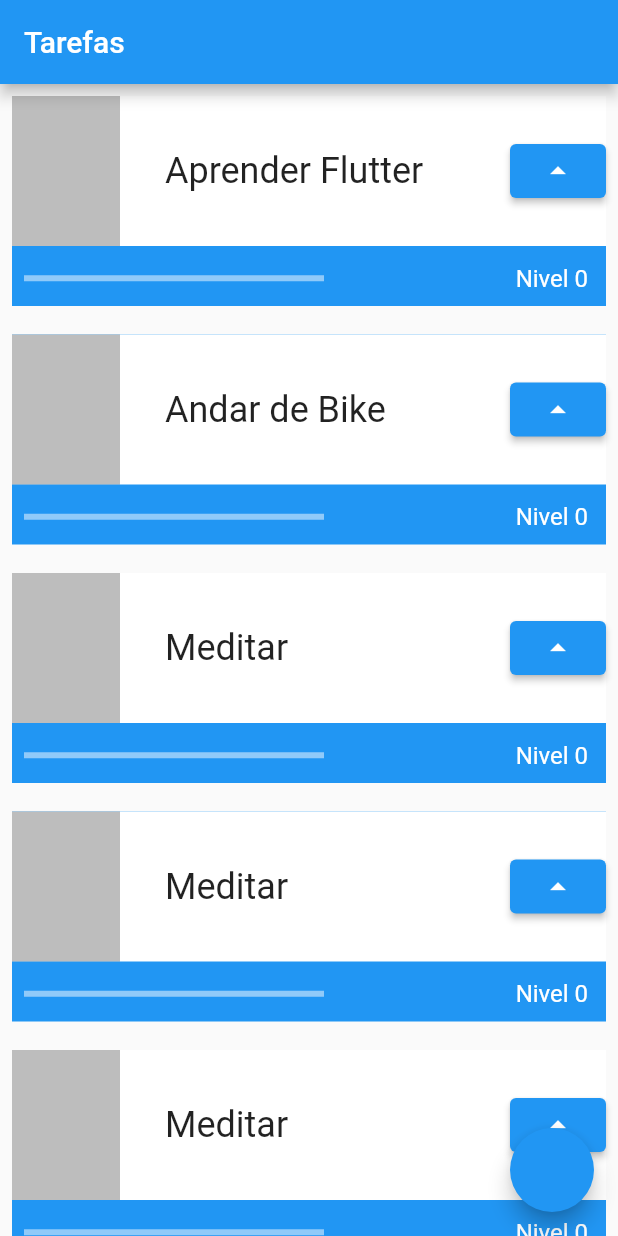
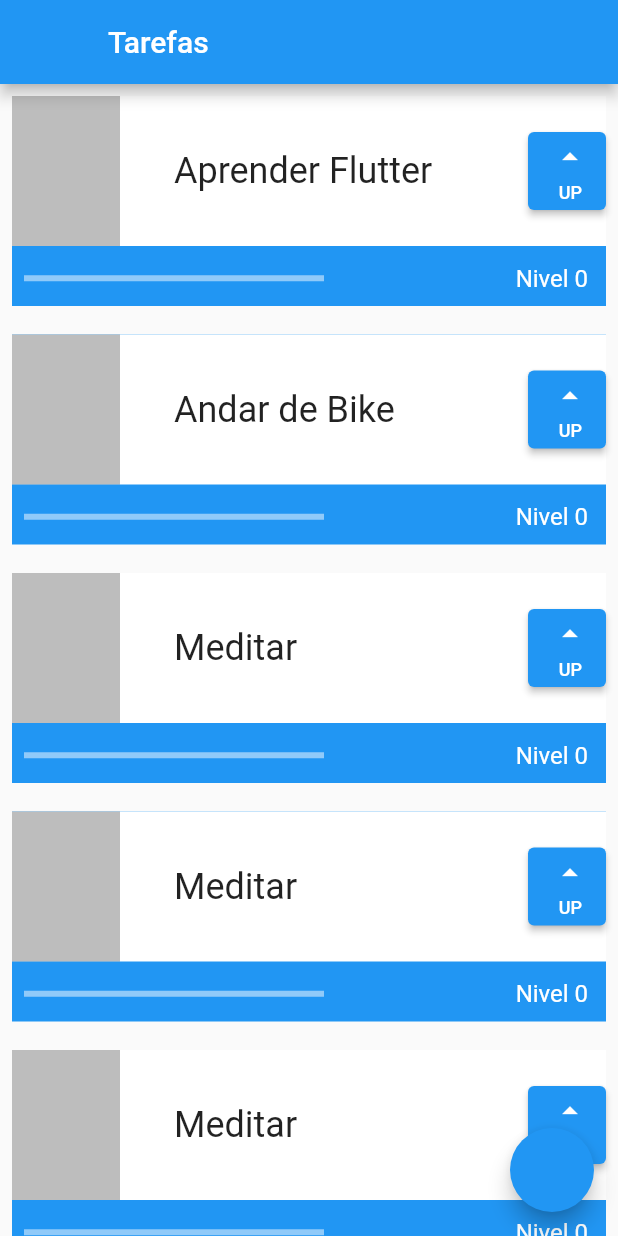
Before and after one commit to alissonKr/Flutter-Project, a Flutter app: the screen it shows after launch, on a phone screen of 412 x 824 dp. Run offline on Flutter 3.47's test engine with Material 2 defaults, Android fonts, the phone set to English and light mode, and no system bars.

Commit message:
hot reload and restart

```diff
--- a/lib/main.dart
+++ b/lib/main.dart
@@ -16,6 +16,7 @@ class MyApp extends StatelessWidget {
       ),
       home: Scaffold(
         appBar: AppBar(
+          leading: Container(),
           title: Text('Tarefas'),
         ),
         body: ListView(
@@ -76,14 +77,28 @@ class _taskState extends State<task> {
                             style: TextStyle(
                                 fontSize: 24, overflow: TextOverflow.ellipsis),
                           )),
-                      ElevatedButton(
+                      Container(
+                        height: 52,
+                        width: 52,
+                        child: ElevatedButton(
                             onPressed: () {
                               setState(() {
                                 nivel++;
                               });
                               print(nivel);
                             },
-                          child: Icon(Icons.arrow_drop_up))
+                            child: Column(
+                              mainAxisAlignment: MainAxisAlignment.spaceEvenly,
+                              crossAxisAlignment: CrossAxisAlignment.end,
+                              children: [
+                                Icon(Icons.arrow_drop_up),
+                                Text(
+                                  'UP',
+                                  style: TextStyle(fontSize: 12),
+                                ),
+                              ],
+                            )),
+                      )
                     ],
                   ),
                 ),
```
Also changed, not shown: lib/exercises.dart (+2 -74 lines). Lines whose indentation alone changed are shown as unchanged.
